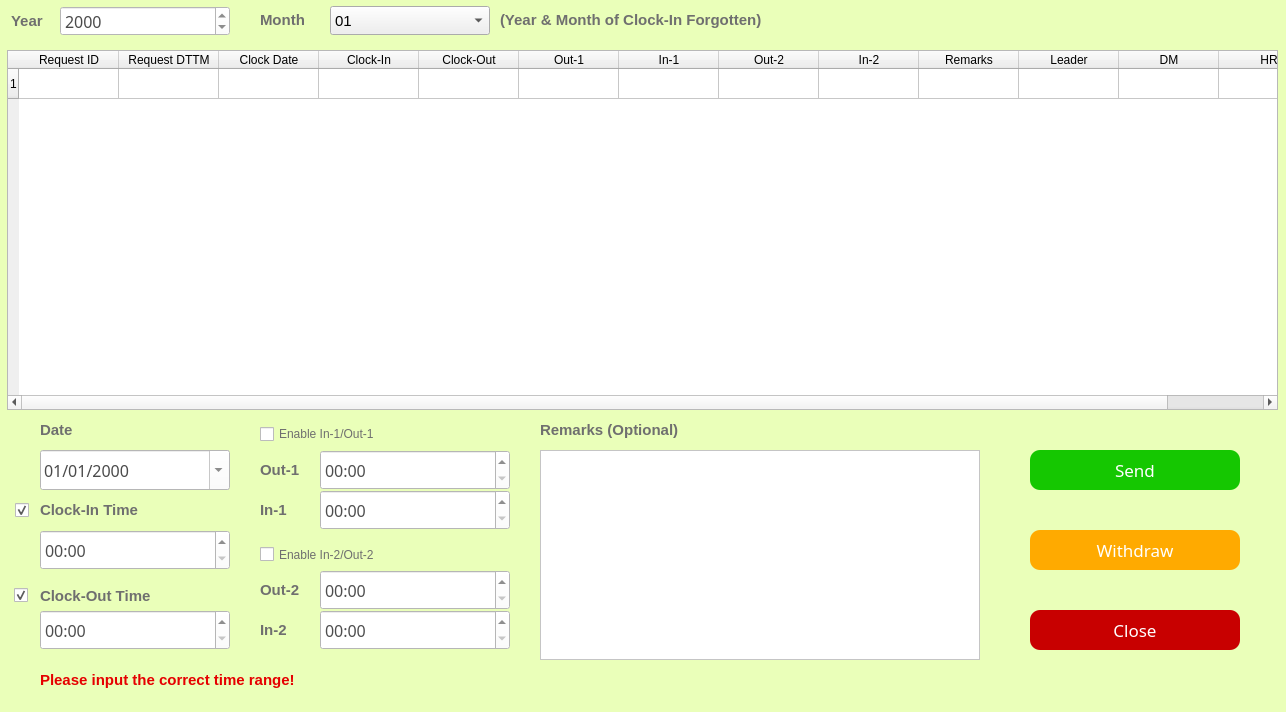
The window that ui_highDPI/forgetrecord.ui (Josefina-Hernandez/akt_hr_tool) describes before a commit, drawn with Qt 5.
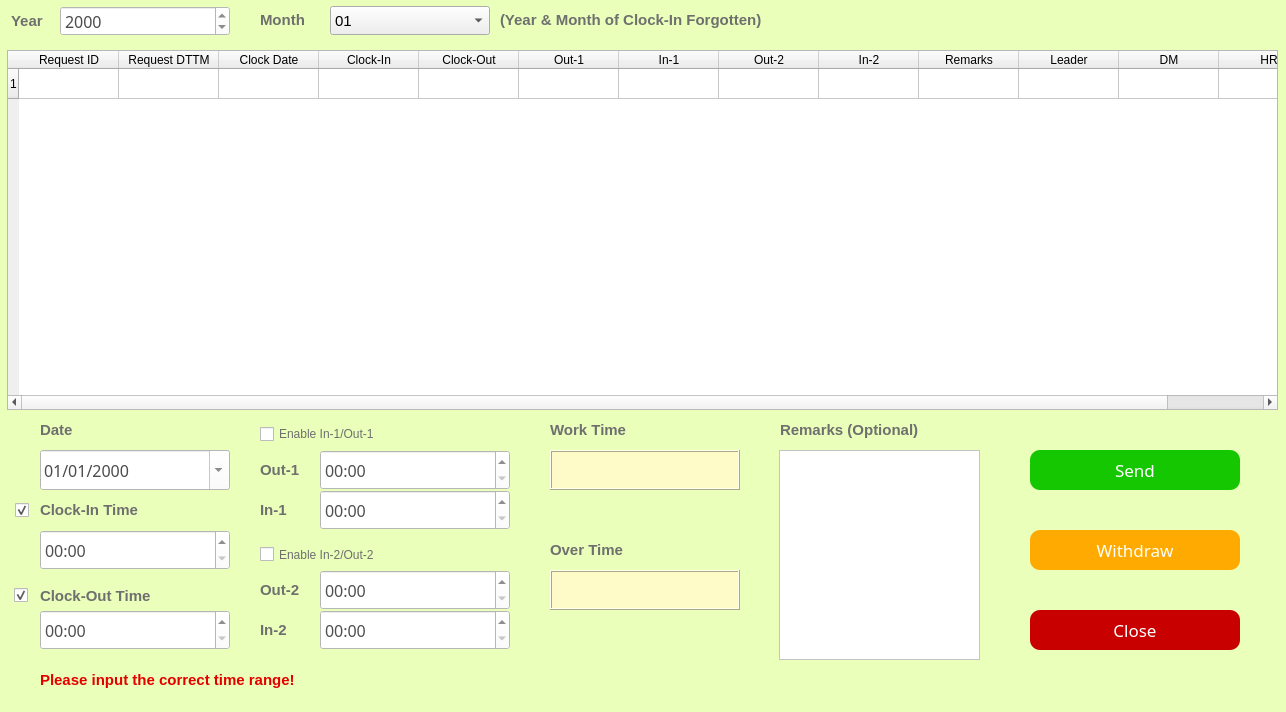
The same window after the commit.

```diff
--- a/ui_highDPI/forgetrecord.ui
+++ b/ui_highDPI/forgetrecord.ui
@@ -384,7 +384,7 @@
   <widget class="QLabel" name="label_3">
    <property name="geometry">
     <rect>
-     <x>540</x>
+     <x>780</x>
      <y>410</y>
      <width>190</width>
      <height>40</height>
@@ -412,9 +412,9 @@
   <widget class="QTextEdit" name="textEdit">
    <property name="geometry">
     <rect>
-     <x>540</x>
+     <x>779</x>
      <y>450</y>
-     <width>440</width>
+     <width>201</width>
      <height>210</height>
     </rect>
    </property>
@@ -1324,6 +1324,126 @@
     <bool>true</bool>
    </property>
   </widget>
+  <widget class="QLabel" name="label_10">
+   <property name="geometry">
+    <rect>
+     <x>550</x>
+     <y>410</y>
+     <width>191</width>
+     <height>40</height>
+    </rect>
+   </property>
+   <property name="font">
+    <font>
+     <family>Microsoft JhengHei UI</family>
+     <pointsize>11</pointsize>
+     <weight>75</weight>
+     <bold>true</bold>
+    </font>
+   </property>
+   <property name="styleSheet">
+    <string notr="true">QLabel
+{
+	font-size:11pt;
+	color:rgb(111,111,111);
+}</string>
+   </property>
+   <property name="text">
+    <string>Work Time</string>
+   </property>
+  </widget>
+  <widget class="QTextEdit" name="textEdit_3">
+   <property name="geometry">
+    <rect>
+     <x>550</x>
+     <y>450</y>
+     <width>190</width>
+     <height>40</height>
+    </rect>
+   </property>
+   <property name="styleSheet">
+    <string notr="true">QTextEdit
+
+{
+    /*字体为微软雅黑*/
+    font-family:Microsoft Yahei;
+    /*字体大小为20点*/
+	color:rgb(50, 50, 50);
+   font-size:10pt;
+	background-color:rgb(255, 251, 201);
+}
+</string>
+   </property>
+   <property name="frameShape">
+    <enum>QFrame::Box</enum>
+   </property>
+   <property name="frameShadow">
+    <enum>QFrame::Raised</enum>
+   </property>
+   <property name="lineWidth">
+    <number>1</number>
+   </property>
+  </widget>
+  <widget class="QLabel" name="label_11">
+   <property name="geometry">
+    <rect>
+     <x>550</x>
+     <y>530</y>
+     <width>191</width>
+     <height>40</height>
+    </rect>
+   </property>
+   <property name="font">
+    <font>
+     <family>Microsoft JhengHei UI</family>
+     <pointsize>11</pointsize>
+     <weight>75</weight>
+     <bold>true</bold>
+    </font>
+   </property>
+   <property name="styleSheet">
+    <string notr="true">QLabel
+{
+	font-size:11pt;
+	color:rgb(111,111,111);
+}</string>
+   </property>
+   <property name="text">
+    <string>Over Time</string>
+   </property>
+  </widget>
+  <widget class="QTextEdit" name="textEdit_4">
+   <property name="geometry">
+    <rect>
+     <x>550</x>
+     <y>570</y>
+     <width>190</width>
+     <height>40</height>
+    </rect>
+   </property>
+   <property name="styleSheet">
+    <string notr="true">QTextEdit
+
+{
+    /*字体为微软雅黑*/
+    font-family:Microsoft Yahei;
+    /*字体大小为20点*/
+	color:rgb(50, 50, 50);
+   font-size:10pt;
+	background-color:rgb(255, 251, 201);
+}
+</string>
+   </property>
+   <property name="frameShape">
+    <enum>QFrame::Box</enum>
+   </property>
+   <property name="frameShadow">
+    <enum>QFrame::Raised</enum>
+   </property>
+   <property name="lineWidth">
+    <number>1</number>
+   </property>
+  </widget>
  </widget>
  <resources/>
  <connections/>
```
